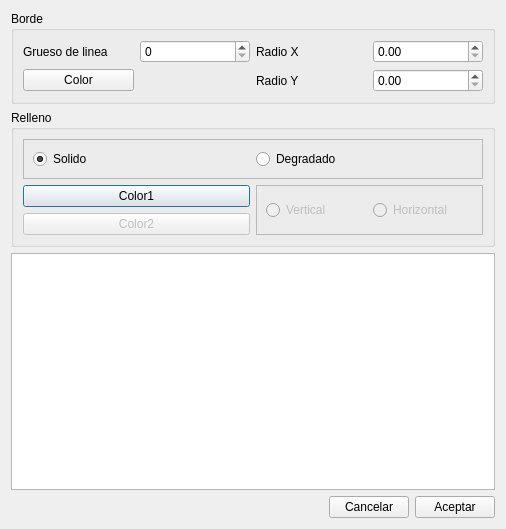
This is EditorReports/editrectdlg.ui in arcnexus/RedFoX as Qt 5 draws it before an edit. The edited form follows.
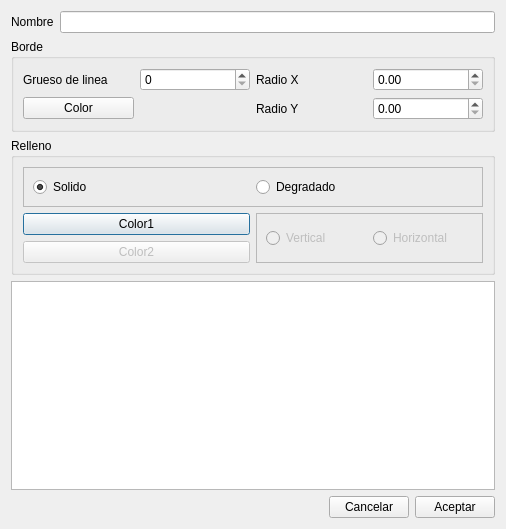
This is the edited form.

Diff of the .ui file:
```diff
--- a/EditorReports/editrectdlg.ui
+++ b/EditorReports/editrectdlg.ui
@@ -13,8 +13,18 @@
   <property name="windowTitle">
    <string>Dialog</string>
   </property>
-  <layout class="QVBoxLayout" name="verticalLayout">
-   <item>
+  <layout class="QGridLayout" name="gridLayout_3">
+   <item row="1" column="0">
+    <widget class="QLabel" name="label_4">
+     <property name="text">
+      <string>Nombre</string>
+     </property>
+    </widget>
+   </item>
+   <item row="1" column="1">
+    <widget class="QLineEdit" name="txtNombre"/>
+   </item>
+   <item row="2" column="0" colspan="2">
     <widget class="QGroupBox" name="groupBox">
      <property name="title">
       <string>Borde</string>
@@ -63,7 +73,7 @@
      </layout>
     </widget>
    </item>
-   <item>
+   <item row="3" column="0" colspan="2">
     <widget class="QGroupBox" name="groupBox_2">
      <property name="title">
       <string>Relleno</string>
@@ -150,10 +160,10 @@
      </layout>
     </widget>
    </item>
-   <item>
+   <item row="4" column="0" colspan="2">
     <widget class="QGraphicsView" name="graphicsView"/>
    </item>
-   <item>
+   <item row="5" column="0" colspan="2">
     <layout class="QHBoxLayout" name="horizontalLayout">
      <item>
       <spacer name="horizontalSpacer">
```
